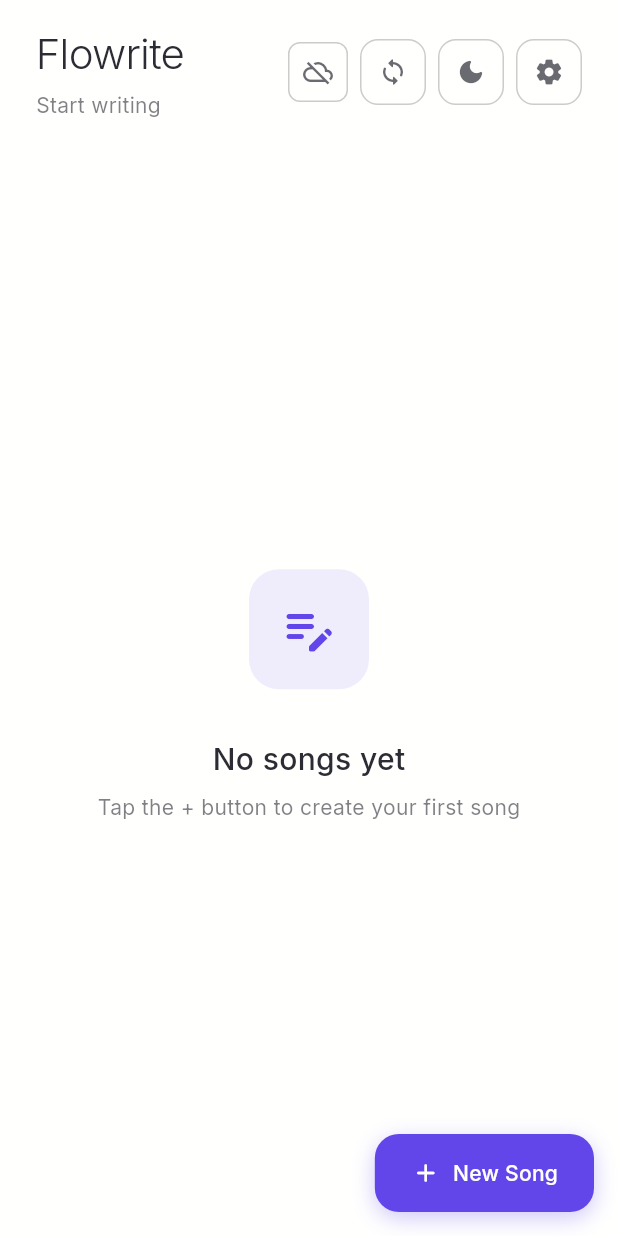
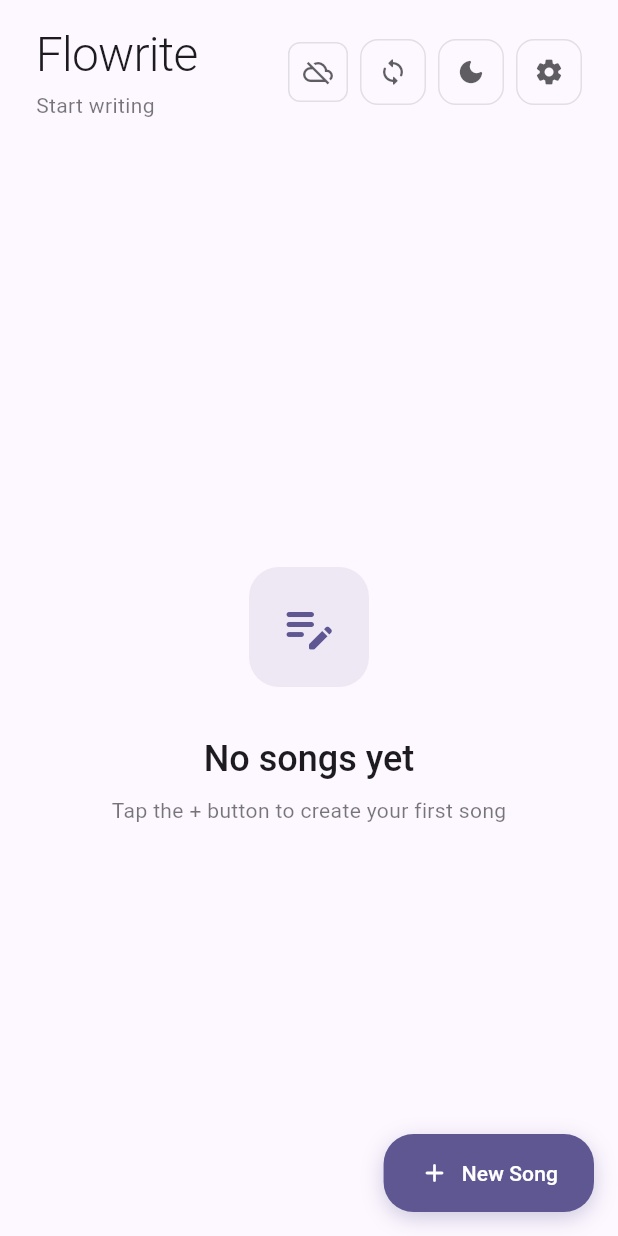
Before and after one commit to pi22by7/flowrite, a Flutter app: the screen it shows after launch, on a phone screen of 412 x 824 dp. Run offline on Flutter 3.47's test engine with Material 3 defaults, Android fonts, the phone set to English and light mode, and no system bars; our stand-ins replace cloud_firestore, dynamic_color, firebase_auth, firebase_core, google_sign_in, shared_preferences; accounts and stored records are empty.

Commit message:
feat: upgrade to Material 3 expressive with dynamic colors and modern typography

```diff
--- a/lib/providers/theme_provider.dart
+++ b/lib/providers/theme_provider.dart
@@ -1,81 +1,403 @@
 // lib/providers/theme_provider.dart
 import 'package:flutter/material.dart';
+import 'package:dynamic_color/dynamic_color.dart';
 
 class ThemeProvider extends ChangeNotifier {
   bool _isDarkMode = false;
+  bool _useDynamicColors = false;
+  ThemeData? _dynamicLightTheme;
+  ThemeData? _dynamicDarkTheme;
 
   bool get isDarkMode => _isDarkMode;
+  bool get useDynamicColors => _useDynamicColors;
 
   void toggleTheme() {
     _isDarkMode = !_isDarkMode;
     notifyListeners();
   }
 
-  ThemeData get currentTheme => _isDarkMode ? _darkTheme : _lightTheme;
+  void toggleDynamicColors() {
+    _useDynamicColors = !_useDynamicColors;
+    if (_useDynamicColors) {
+      _loadDynamicThemes();
+    }
+    notifyListeners();
+  }
+
+  ThemeData get currentTheme {
+    if (_useDynamicColors) {
+      if (_isDarkMode && _dynamicDarkTheme != null) {
+        return _dynamicDarkTheme!;
+      } else if (!_isDarkMode && _dynamicLightTheme != null) {
+        return _dynamicLightTheme!;
+      }
+    }
+    return _isDarkMode ? _darkTheme : _lightTheme;
+  }
+
+  Future<void> _loadDynamicThemes() async {
+    try {
+      _dynamicLightTheme = await createDynamicTheme(Brightness.light);
+      _dynamicDarkTheme = await createDynamicTheme(Brightness.dark);
+      notifyListeners();
+    } catch (e) {
+      // Fallback to regular themes if dynamic colors fail
+      _useDynamicColors = false;
+    }
+  }
 
   static final _lightTheme = ThemeData(
     useMaterial3: true,
     brightness: Brightness.light,
-    colorScheme: const ColorScheme.light(
-      primary: Color(0xFF6246EA), // Deep Purple
-      secondary: Color(0xFFE45858), // Pure White
-      surface: Color(0xFFFFFFFE),
-      onPrimary: Color(0xFFFFFFFE),
-      onSecondary: Color(0xFFFFFFFE), // Dark Grey
-      onSurface: Color(0xFF2B2C34),
+    colorScheme: ColorScheme.fromSeed(
+      seedColor: const Color(0xFF6246EA), // Deep Purple
+      brightness: Brightness.light,
     ),
+    // Material 3 Expressive Typography
+    textTheme: _createExpressiveTextTheme(Brightness.light),
+    // Material 3 Expressive Shapes
     cardTheme: CardThemeData(
-      elevation: 4,
+      elevation: 1,
+      shadowColor: Colors.transparent,
+      surfaceTintColor: Colors.transparent,
+      shape: RoundedRectangleBorder(
+        borderRadius: BorderRadius.circular(24),
+      ),
+    ),
+    filledButtonTheme: FilledButtonThemeData(
+      style: FilledButton.styleFrom(
+        shape: RoundedRectangleBorder(
+          borderRadius: BorderRadius.circular(20),
+        ),
+        elevation: 0,
+        padding: const EdgeInsets.symmetric(horizontal: 24, vertical: 12),
+      ),
+    ),
+    outlinedButtonTheme: OutlinedButtonThemeData(
+      style: OutlinedButton.styleFrom(
+        shape: RoundedRectangleBorder(
+          borderRadius: BorderRadius.circular(20),
+        ),
+        padding: const EdgeInsets.symmetric(horizontal: 24, vertical: 12),
+      ),
+    ),
+    textButtonTheme: TextButtonThemeData(
+      style: TextButton.styleFrom(
+        shape: RoundedRectangleBorder(
+          borderRadius: BorderRadius.circular(20),
+        ),
+        padding: const EdgeInsets.symmetric(horizontal: 16, vertical: 8),
+      ),
+    ),
+    floatingActionButtonTheme: const FloatingActionButtonThemeData(
+      elevation: 3,
+      shape: CircleBorder(),
+    ),
+    navigationBarTheme: NavigationBarThemeData(
+      elevation: 3,
+      height: 80,
+      labelBehavior: NavigationDestinationLabelBehavior.alwaysShow,
+      indicatorShape: RoundedRectangleBorder(
+        borderRadius: BorderRadius.circular(16),
+      ),
+    ),
+    appBarTheme: const AppBarTheme(
+      elevation: 0,
+      scrolledUnderElevation: 3,
+      centerTitle: false,
+    ),
+    bottomSheetTheme: const BottomSheetThemeData(
+      elevation: 3,
+      shape: RoundedRectangleBorder(
+        borderRadius: BorderRadius.vertical(
+          top: Radius.circular(28),
+        ),
+      ),
+    ),
+    dialogTheme: DialogThemeData(
+      elevation: 6,
+      shape: RoundedRectangleBorder(
+        borderRadius: BorderRadius.circular(28),
+      ),
+    ),
+    chipTheme: ChipThemeData(
       shape: RoundedRectangleBorder(
         borderRadius: BorderRadius.circular(16),
       ),
+      elevation: 1,
     ),
-    floatingActionButtonTheme: const FloatingActionButtonThemeData(
-      elevation: 8,
-      shape: CircleBorder(),
+    listTileTheme: const ListTileThemeData(
+      shape: RoundedRectangleBorder(
+        borderRadius: BorderRadius.all(Radius.circular(16)),
+      ),
     ),
-    textTheme: const TextTheme(
-      headlineMedium: TextStyle(
-        fontWeight: FontWeight.bold,
-        letterSpacing: -0.5,
-      ),
-      bodyLarge: TextStyle(
-        fontSize: 16,
-        letterSpacing: 0.2,
-      ),
+    // Enhanced visual density for touch targets
+    visualDensity: VisualDensity.standard,
+    // Material 3 motion specifications
+    pageTransitionsTheme: const PageTransitionsTheme(
+      builders: {
+        TargetPlatform.android: PredictiveBackPageTransitionsBuilder(),
+        TargetPlatform.iOS: CupertinoPageTransitionsBuilder(),
+      },
     ),
   );
 
   static final _darkTheme = ThemeData(
     useMaterial3: true,
     brightness: Brightness.dark,
-    colorScheme: const ColorScheme.dark(
-      primary: Color(0xFF9D8DF1), // Light Purple
-      secondary: Color(0xFFFF8E8E), // Deep Dark
-      surface: Color(0xFF21212B), // Dark Grey
-      onPrimary: Color(0xFF17171F),
-      onSecondary: Color(0xFF17171F),
-      onSurface: Color(0xFFFFFFFE),
+    colorScheme: ColorScheme.fromSeed(
+      seedColor: const Color(0xFF6246EA), // Deep Purple
+      brightness: Brightness.dark,
     ),
+    // Material 3 Expressive Typography
+    textTheme: _createExpressiveTextTheme(Brightness.dark),
+    // Material 3 Expressive Shapes
     cardTheme: CardThemeData(
-      elevation: 4,
+      elevation: 1,
+      shadowColor: Colors.transparent,
+      surfaceTintColor: Colors.transparent,
+      shape: RoundedRectangleBorder(
+        borderRadius: BorderRadius.circular(24),
+      ),
+    ),
+    filledButtonTheme: FilledButtonThemeData(
+      style: FilledButton.styleFrom(
+        shape: RoundedRectangleBorder(
+          borderRadius: BorderRadius.circular(20),
+        ),
+        elevation: 0,
+        padding: const EdgeInsets.symmetric(horizontal: 24, vertical: 12),
+      ),
+    ),
+    outlinedButtonTheme: OutlinedButtonThemeData(
+      style: OutlinedButton.styleFrom(
+        shape: RoundedRectangleBorder(
+          borderRadius: BorderRadius.circular(20),
+        ),
+        padding: const EdgeInsets.symmetric(horizontal: 24, vertical: 12),
+      ),
+    ),
+    textButtonTheme: TextButtonThemeData(
+      style: TextButton.styleFrom(
+        shape: RoundedRectangleBorder(
+          borderRadius: BorderRadius.circular(20),
+        ),
+        padding: const EdgeInsets.symmetric(horizontal: 16, vertical: 8),
+      ),
+    ),
+    floatingActionButtonTheme: const FloatingActionButtonThemeData(
+      elevation: 3,
+      shape: CircleBorder(),
+    ),
+    navigationBarTheme: NavigationBarThemeData(
+      elevation: 3,
+      height: 80,
+      labelBehavior: NavigationDestinationLabelBehavior.alwaysShow,
+      indicatorShape: RoundedRectangleBorder(
+        borderRadius: BorderRadius.circular(16),
+      ),
+    ),
+    appBarTheme: const AppBarTheme(
+      elevation: 0,
+      scrolledUnderElevation: 3,
+      centerTitle: false,
+    ),
+    bottomSheetTheme: const BottomSheetThemeData(
+      elevation: 3,
+      shape: RoundedRectangleBorder(
+        borderRadius: BorderRadius.vertical(
+          top: Radius.circular(28),
+        ),
+      ),
+    ),
+    dialogTheme: DialogThemeData(
+      elevation: 6,
+      shape: RoundedRectangleBorder(
+        borderRadius: BorderRadius.circular(28),
+      ),
+    ),
+    chipTheme: ChipThemeData(
       shape: RoundedRectangleBorder(
         borderRadius: BorderRadius.circular(16),
       ),
+      elevation: 1,
     ),
-    floatingActionButtonTheme: const FloatingActionButtonThemeData(
-      elevation: 8,
-      shape: CircleBorder(),
+    listTileTheme: const ListTileThemeData(
+      shape: RoundedRectangleBorder(
+        borderRadius: BorderRadius.all(Radius.circular(16)),
+      ),
     ),
-    textTheme: const TextTheme(
+    // Enhanced visual density for touch targets
+    visualDensity: VisualDensity.standard,
+    // Material 3 motion specifications
+    pageTransitionsTheme: const PageTransitionsTheme(
+      builders: {
+        TargetPlatform.android: PredictiveBackPageTransitionsBuilder(),
+        TargetPlatform.iOS: CupertinoPageTransitionsBuilder(),
+      },
+    ),
+  );
+
+  // Material 3 Expressive Typography System
+  static TextTheme _createExpressiveTextTheme(Brightness brightness) {
+    // Base color for text based on brightness
+    final Color onSurface = brightness == Brightness.light
+        ? const Color(0xFF1D1B20)
+        : const Color(0xFFE6E0E9);
+
+    final Color onSurfaceVariant = brightness == Brightness.light
+        ? const Color(0xFF49454F)
+        : const Color(0xFFCAC4D0);
+
+    return TextTheme(
+      // Display styles - largest text on screen
+      displayLarge: TextStyle(
+        fontSize: 57,
+        height: 1.12,
+        letterSpacing: -0.25,
+        fontWeight: FontWeight.w400,
+        color: onSurface,
+      ),
+      displayMedium: TextStyle(
+        fontSize: 45,
+        height: 1.16,
+        letterSpacing: 0,
+        fontWeight: FontWeight.w400,
+        color: onSurface,
+      ),
+      displaySmall: TextStyle(
+        fontSize: 36,
+        height: 1.22,
+        letterSpacing: 0,
+        fontWeight: FontWeight.w400,
+        color: onSurface,
+      ),
+
+      // Headline styles - large text, shorter than display
+      headlineLarge: TextStyle(
+        fontSize: 32,
+        height: 1.25,
+        letterSpacing: 0,
+        fontWeight: FontWeight.w400,
+        color: onSurface,
+      ),
       headlineMedium: TextStyle(
-        fontWeight: FontWeight.bold,
-        letterSpacing: -0.5,
+        fontSize: 28,
+        height: 1.29,
+        letterSpacing: 0,
+        fontWeight: FontWeight.w400,
+        color: onSurface,
       ),
+      headlineSmall: TextStyle(
+        fontSize: 24,
+        height: 1.33,
+        letterSpacing: 0,
+        fontWeight: FontWeight.w400,
+        color: onSurface,
+      ),
+
+      // Title styles - medium emphasis text
+      titleLarge: TextStyle(
+        fontSize: 22,
+        height: 1.27,
+        letterSpacing: 0,
+        fontWeight: FontWeight.w500,
+        color: onSurface,
+      ),
+      titleMedium: TextStyle(
+        fontSize: 16,
+        height: 1.50,
+        letterSpacing: 0.15,
+        fontWeight: FontWeight.w500,
+        color: onSurface,
+      ),
+      titleSmall: TextStyle(
+        fontSize: 14,
+        height: 1.43,
+        letterSpacing: 0.1,
+        fontWeight: FontWeight.w500,
+        color: onSurface,
+      ),
+
+      // Body styles - used for longer form writing
       bodyLarge: TextStyle(
         fontSize: 16,
-        letterSpacing: 0.2,
+        height: 1.50,
+        letterSpacing: 0.5,
+        fontWeight: FontWeight.w400,
+        color: onSurface,
       ),
-    ),
-  );
+      bodyMedium: TextStyle(
+        fontSize: 14,
+        height: 1.43,
+        letterSpacing: 0.25,
+        fontWeight: FontWeight.w400,
+        color: onSurface,
+      ),
+      bodySmall: TextStyle(
+        fontSize: 12,
+        height: 1.33,
+        letterSpacing: 0.4,
+        fontWeight: FontWeight.w400,
+        color: onSurfaceVariant,
+      ),
+
+      // Label styles - used for labels like button text
+      labelLarge: TextStyle(
+        fontSize: 14,
+        height: 1.43,
+        letterSpacing: 0.1,
+        fontWeight: FontWeight.w500,
+        color: onSurface,
+      ),
+      labelMedium: TextStyle(
+        fontSize: 12,
+        height: 1.33,
+        letterSpacing: 0.5,
+        fontWeight: FontWeight.w500,
+        color: onSurface,
+      ),
+      labelSmall: TextStyle(
+        fontSize: 11,
+        height: 1.45,
+        letterSpacing: 0.5,
+        fontWeight: FontWeight.w500,
+        color: onSurfaceVariant,
+      ),
+    );
+  }
+
+  // Method to get dynamic color scheme from system (Android 12+)
+  static Future<ColorScheme?> getDynamicColorScheme(
+      Brightness brightness) async {
+    try {
+      return await DynamicColorPlugin.getCorePalette().then(
+          (corePalette) => corePalette?.toColorScheme(brightness: brightness));
+    } catch (e) {
+      // Dynamic colors not supported, return null
+      return null;
+    }
+  }
+
+  // Enhanced method to create theme with dynamic colors if available
+  static Future<ThemeData> createDynamicTheme(Brightness brightness) async {
+    final dynamicColorScheme = await getDynamicColorScheme(brightness);
+
+    if (dynamicColorScheme != null) {
+      final baseTheme =
+          brightness == Brightness.light ? _lightTheme : _darkTheme;
+      return baseTheme.copyWith(
+        colorScheme: dynamicColorScheme,
+      );
+    }
+
+    // Fallback to seed-based color scheme
+    return brightness == Brightness.light ? _lightTheme : _darkTheme;
+  }
+
+  // Method to harmonize colors with dynamic colors
+  static Color harmonizeColor(Color color, ColorScheme dynamicColorScheme) {
+    // Simple harmonization fallback without external blend library
+    return Color.lerp(color, dynamicColorScheme.primary, 0.15) ?? color;
+  }
 }
--- a/lib/screens/editor_screen.dart
+++ b/lib/screens/editor_screen.dart
@@ -239,23 +239,18 @@ class _EditorScreenState extends State<EditorScreen> {
               children: [
                 Text(
                   widget.file.name,
-                  style: TextStyle(
-                    fontFamily: 'Inter',
-                    fontSize: 18,
-                    fontWeight: FontWeight.w500,
-                    color: colorScheme.onSurface,
-                  ),
+                  style: Theme.of(context).textTheme.titleLarge?.copyWith(
+                        fontWeight: FontWeight.w500,
+                      ),
                   maxLines: 1,
                   overflow: TextOverflow.ellipsis,
                 ),
                 const SizedBox(height: 2),
                 Text(
                   '${_syllableCounts.length} ${_syllableCounts.length == 1 ? 'line' : 'lines'}',
-                  style: TextStyle(
-                    fontFamily: 'Inter',
-                    fontSize: 13,
-                    color: colorScheme.onSurface.withValues(alpha: 0.5),
-                  ),
+                  style: Theme.of(context).textTheme.bodySmall?.copyWith(
+                        color: colorScheme.onSurface.withValues(alpha: 0.5),
+                      ),
                 ),
               ],
             ),
--- a/lib/screens/home_screen.dart
+++ b/lib/screens/home_screen.dart
@@ -178,11 +178,8 @@ class _HomeScreenState extends State<HomeScreen> {
               children: [
                 Text(
                   'Flowrite',
-                  style: TextStyle(
-                    fontFamily: 'Inter',
-                    fontSize: 28,
+                  style: Theme.of(context).textTheme.headlineLarge?.copyWith(
                         fontWeight: FontWeight.w300,
-                    color: colorScheme.onSurface,
                         letterSpacing: -0.5,
                       ),
                 ),
@@ -191,11 +188,8 @@ class _HomeScreenState extends State<HomeScreen> {
                   _files.isEmpty
                       ? 'Start writing'
                       : '${_files.length} ${_files.length == 1 ? 'song' : 'songs'}',
-                  style: TextStyle(
-                    fontFamily: 'Inter',
-                    fontSize: 14,
+                  style: Theme.of(context).textTheme.bodyMedium?.copyWith(
                         color: colorScheme.onSurface.withValues(alpha: 0.6),
-                    letterSpacing: 0.2,
                       ),
                 ),
               ],
@@ -279,19 +273,14 @@ class _HomeScreenState extends State<HomeScreen> {
           const SizedBox(height: 32),
           Text(
             'No songs yet',
-            style: TextStyle(
-              fontFamily: 'Inter',
-              fontSize: 20,
+            style: Theme.of(context).textTheme.headlineSmall?.copyWith(
                   fontWeight: FontWeight.w500,
-              color: colorScheme.onSurface,
                 ),
           ),
           const SizedBox(height: 8),
           Text(
             'Tap the + button to create your first song',
-            style: TextStyle(
-              fontFamily: 'Inter',
-              fontSize: 14,
+            style: Theme.of(context).textTheme.bodyMedium?.copyWith(
                   color: colorScheme.onSurface.withValues(alpha: 0.6),
                 ),
           ),
@@ -316,12 +305,12 @@ class _HomeScreenState extends State<HomeScreen> {
       color: Colors.transparent,
       child: InkWell(
         onTap: () => _openFile(file),
-        borderRadius: BorderRadius.circular(16),
+        borderRadius: BorderRadius.circular(24),
         child: Container(
           padding: const EdgeInsets.all(20),
           decoration: BoxDecoration(
             color: colorScheme.surface,
-            borderRadius: BorderRadius.circular(16),
+            borderRadius: BorderRadius.circular(24),
             border: Border.all(
               color: colorScheme.outline.withValues(alpha: 0.1),
             ),
@@ -348,11 +337,8 @@ class _HomeScreenState extends State<HomeScreen> {
                   children: [
                     Text(
                       file.name,
-                      style: TextStyle(
-                        fontFamily: 'Inter',
-                        fontSize: 16,
+                      style: Theme.of(context).textTheme.titleMedium?.copyWith(
                             fontWeight: FontWeight.w500,
-                        color: colorScheme.onSurface,
                           ),
                       maxLines: 1,
                       overflow: TextOverflow.ellipsis,
@@ -360,9 +346,7 @@ class _HomeScreenState extends State<HomeScreen> {
                     const SizedBox(height: 4),
                     Text(
                       'Tap to edit',
-                      style: TextStyle(
-                        fontFamily: 'Inter',
-                        fontSize: 13,
+                      style: Theme.of(context).textTheme.bodySmall?.copyWith(
                             color: colorScheme.onSurface.withValues(alpha: 0.5),
                           ),
                     ),
@@ -417,7 +401,7 @@ class _HomeScreenState extends State<HomeScreen> {
     return Container(
       decoration: BoxDecoration(
         color: colorScheme.primary,
-        borderRadius: BorderRadius.circular(16),
+        borderRadius: BorderRadius.circular(20),
         boxShadow: [
           BoxShadow(
             color: colorScheme.primary.withValues(alpha: 0.3),
@@ -430,7 +414,7 @@ class _HomeScreenState extends State<HomeScreen> {
         color: Colors.transparent,
         child: InkWell(
           onTap: _createNewFile,
-          borderRadius: BorderRadius.circular(16),
+          borderRadius: BorderRadius.circular(20),
           child: Container(
             padding: const EdgeInsets.symmetric(horizontal: 24, vertical: 16),
             child: Row(
@@ -444,12 +428,9 @@ class _HomeScreenState extends State<HomeScreen> {
                 const SizedBox(width: 8),
                 Text(
                   'New Song',
-                  style: TextStyle(
-                    fontFamily: 'Inter',
-                    fontSize: 14,
+                  style: Theme.of(context).textTheme.labelLarge?.copyWith(
+                        color: colorScheme.onPrimary,
                         fontWeight: FontWeight.w500,
-                    color: colorScheme.onPrimary,
-                    letterSpacing: 0.2,
                       ),
                 ),
               ],
--- a/lib/widgets/settings_panel.dart
+++ b/lib/widgets/settings_panel.dart
@@ -2,6 +2,7 @@
 import 'package:flutter/material.dart';
 import 'package:provider/provider.dart';
 import '../providers/settings_provider.dart';
+import '../providers/theme_provider.dart';
 
 class SettingsPanel extends StatelessWidget {
   const SettingsPanel({super.key});
@@ -22,23 +23,22 @@ class SettingsPanel extends StatelessWidget {
             padding: const EdgeInsets.fromLTRB(24, 24, 24, 8),
             child: Text(
               'Editor Settings',
-              style: TextStyle(
-                fontFamily: 'Inter',
-                fontSize: 20,
+              style: Theme.of(context).textTheme.headlineSmall?.copyWith(
                     fontWeight: FontWeight.w500,
-                color: colorScheme.onSurface,
                   ),
             ),
           ),
 
           // Font Family Section
           _buildMinimalSection(
+            context,
             title: 'Font Family',
             child: _buildFontSelector(settings, colorScheme),
           ),
 
           // Font Size Section
           _buildMinimalSection(
+            context,
             title: 'Font Size',
             child: _buildSlider(
               value: settings.fontSize,
@@ -54,6 +54,7 @@ class SettingsPanel extends StatelessWidget {
 
           // Line Height Section
           _buildMinimalSection(
+            context,
             title: 'Line Height',
             child: _buildSlider(
               value: settings.lineHeight,
@@ -69,12 +70,14 @@ class SettingsPanel extends StatelessWidget {
 
           // Preview Section
           _buildMinimalSection(
+            context,
             title: 'Preview',
             child: _buildPreview(settings, colorScheme),
           ),
 
           // Features Section
           _buildMinimalSection(
+            context,
             title: 'Features',
             child: _buildFeatures(settings, colorScheme),
           ),
@@ -85,7 +88,8 @@ class SettingsPanel extends StatelessWidget {
     );
   }
 
-  Widget _buildMinimalSection({
+  Widget _buildMinimalSection(
+    BuildContext context, {
     required String title,
     required Widget child,
   }) {
@@ -96,11 +100,8 @@ class SettingsPanel extends StatelessWidget {
         children: [
           Text(
             title,
-            style: const TextStyle(
-              fontFamily: 'Inter',
-              fontSize: 14,
+            style: Theme.of(context).textTheme.titleMedium?.copyWith(
                   fontWeight: FontWeight.w500,
-              letterSpacing: 0.2,
                 ),
           ),
           const SizedBox(height: 16),
@@ -270,8 +271,19 @@ class SettingsPanel extends StatelessWidget {
   }
 
   Widget _buildFeatures(SettingsProvider settings, ColorScheme colorScheme) {
+    return Consumer<ThemeProvider>(
+      builder: (context, themeProvider, child) {
         return Column(
           children: [
+            _buildMinimalSwitch(
+              title: 'Dynamic Colors',
+              subtitle:
+                  'Use Material You colors from your wallpaper (Android 12+)',
+              value: themeProvider.useDynamicColors,
+              onChanged: (value) => themeProvider.toggleDynamicColors(),
+              colorScheme: colorScheme,
+            ),
+            const SizedBox(height: 12),
             _buildMinimalSwitch(
               title: 'Show Syllable Count',
               subtitle: 'Display syllable counts for each line',
@@ -288,6 +300,8 @@ class SettingsPanel extends StatelessWidget {
               colorScheme: colorScheme,
             ),
           ],
+        );
+      },
     );
   }
 
--- a/pubspec.yaml
+++ b/pubspec.yaml
@@ -38,6 +38,7 @@ dependencies:
   firebase_auth: ^5.6.2
   cloud_firestore: ^5.6.11
   google_sign_in: ^6.3.0
+  dynamic_color: ^1.7.0
 
   # The following adds the Cupertino Icons font to your application.
   # Use with the CupertinoIcons class for iOS style icons.
```
Also changed, not shown: pubspec.lock, 5 other files. Lines whose indentation alone changed are shown as unchanged.
